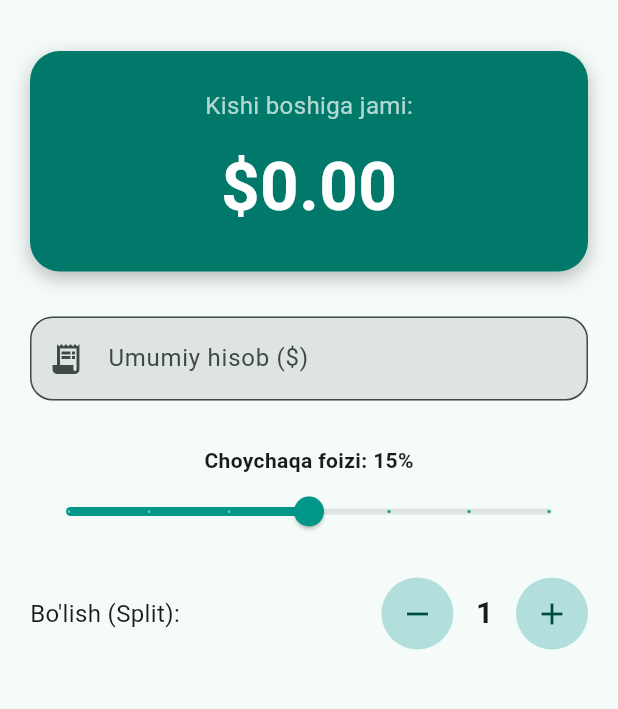
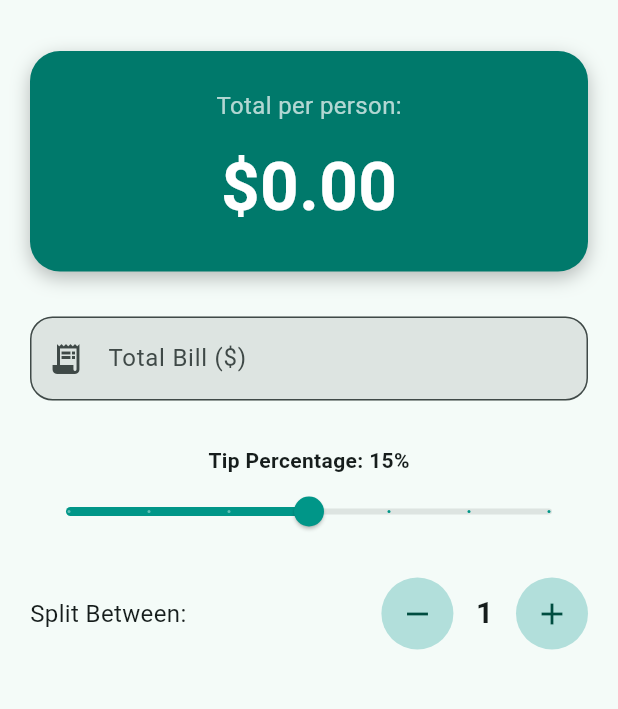
Before and after one commit to mukhlisa03/tip_calculator, a Flutter app: the screen it shows after launch, on a phone screen of 412 x 824 dp, the part 63-772 px from its top. Run offline on Flutter 3.47's test engine with Material 3 defaults, Android fonts, the phone set to English and light mode, and no system bars.

Commit message:
feat: modifying widget and screens folder files

```diff
--- a/lib/screens/calculator_screen.dart
+++ b/lib/screens/calculator_screen.dart
@@ -30,7 +30,7 @@ class _CalculatorScreenState extends State<CalculatorScreen> {
               controller: _controller,
               keyboardType: const TextInputType.numberWithOptions(decimal: true),
               decoration: InputDecoration(
-                labelText: "Umumiy hisob (\$)",
+                labelText: "Total Bill (\$)",
                 prefixIcon: const Icon(Icons.receipt_long),
                 border: OutlineInputBorder(borderRadius: BorderRadius.circular(15)),
                 filled: true,
@@ -41,7 +41,7 @@ class _CalculatorScreenState extends State<CalculatorScreen> {
             ),
 
             const SizedBox(height: 30),
-            Text("Choychaqa foizi: ${_calc.tipPercentage.toInt()}%", style: const TextStyle(fontWeight: FontWeight.w600)),
+            Text("Tip Percentage: ${_calc.tipPercentage.toInt()}%", style: const TextStyle(fontWeight: FontWeight.w600)),
 
             // Slider
             Slider(
@@ -58,7 +58,7 @@ class _CalculatorScreenState extends State<CalculatorScreen> {
             Row(
               mainAxisAlignment: MainAxisAlignment.spaceBetween,
               children: [
-                const Text("Bo'lish (Split):", style: TextStyle(fontSize: 16)),
+                const Text("Split Between:", style: TextStyle(fontSize: 16)),
                 Row(
                   children: [
                     _buildCircleButton(Icons.remove, () {
--- a/lib/widgets/result_card.dart
+++ b/lib/widgets/result_card.dart
@@ -17,7 +17,7 @@ class ResultCard extends StatelessWidget {
       ),
       child: Column(
         children: [
-          const Text("Kishi boshiga jami:", style: TextStyle(color: Colors.white70, fontSize: 16)),
+          const Text("Total per person:", style: TextStyle(color: Colors.white70, fontSize: 16)),
           const SizedBox(height: 10),
           Text(
             "\$${amount.toStringAsFixed(2)}",
```
